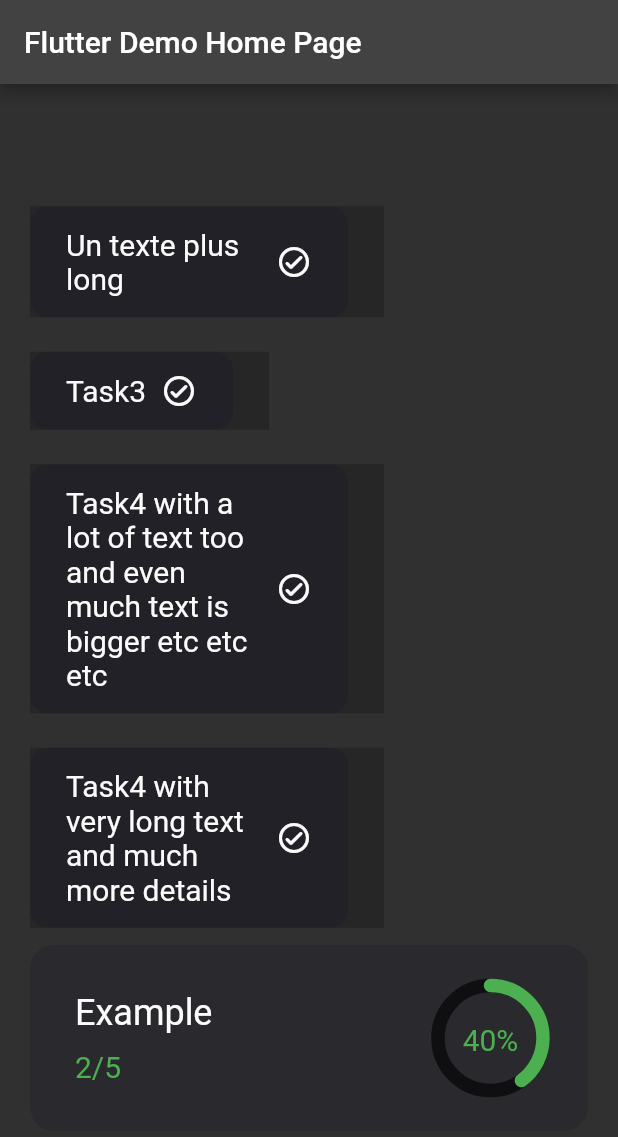
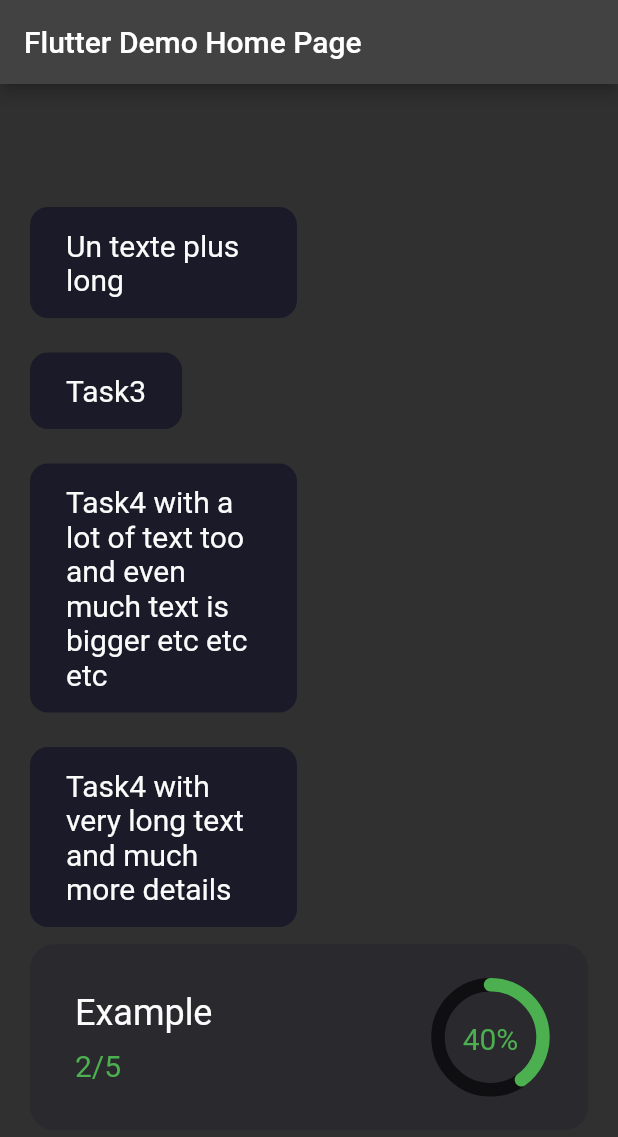
Before and after one commit to BLKKKBVSIK/subtask_ui, a Flutter app: the screen it shows after launch, on a phone screen of 412 x 824 dp. Shown: the top 1137 px of the screen. Run offline on Flutter 3.47's test engine with Material 2 defaults, Android fonts, the phone set to English and light mode, and no system bars; our stand-ins replace stacked.

Commit message:
:sparkles: Adding possibility to change theming elements.

```diff
--- a/lib/subtasks.dart
+++ b/lib/subtasks.dart
@@ -9,13 +9,20 @@ import 'package:subtask_ui/subtasks_item.dart';
 import 'package:subtask_ui/subtasks_viewmodel.dart';
 
 class SubTasks extends StatelessWidget {
-  SubTasks({Key? key, this.topTree, this.bottomTree, required this.mainElement})
-      : super(key: key);
+  SubTasks({
+    Key? key,
+    this.topTree,
+    this.bottomTree,
+    this.lineColor,
+    required this.mainElement,
+  }) : super(key: key);
 
   final List<SubTaskItem>? topTree;
   final List<SubTaskItem>? bottomTree;
   final Widget mainElement;
   final Color? subTaskItemBackgroundColor = Color(0xFF1A1A28);
+  final Color? lineColor;
+  final double lineWidth = 5;
 
   @override
   Widget build(BuildContext context) {
@@ -33,6 +40,8 @@ class SubTasks extends StatelessWidget {
               topTree: topTree,
               //bottomTree: bottomTree,
               model: model,
+              lineColor: lineColor,
+              lineWidth: lineWidth,
             ),
             child: Column(
               crossAxisAlignment: CrossAxisAlignment.start,
@@ -49,12 +58,12 @@ class SubTasks extends StatelessWidget {
   }
 }
 
-class SubtaskWrapper extends StatefulWidget {
+class SubtaskWrapper extends StatelessWidget {
   final Widget child;
   final Function onChange;
   final SubTasksViewModel model;
 
-  const SubtaskWrapper({
+  SubtaskWrapper({
     Key? key,
     required this.onChange,
     required this.model,
@@ -62,17 +71,12 @@ class SubtaskWrapper extends StatefulWidget {
   }) : super(key: key);
 
   @override
-  _SubtaskWrapperState createState() => _SubtaskWrapperState();
-}
-
-class _SubtaskWrapperState extends State<SubtaskWrapper> {
-  @override
   Widget build(BuildContext context) {
     SchedulerBinding.instance!.addPostFrameCallback(postFrameCallback);
 
     return Container(
       key: widgetKey,
-      child: widget.child,
+      child: child,
     );
   }
 
@@ -87,7 +91,7 @@ class _SubtaskWrapperState extends State<SubtaskWrapper> {
     if (oldSize == newSize) return;
 
     oldSize = newSize;
-    widget.onChange(newSize, widget.model);
+    onChange(newSize, model);
   }
 }
 
@@ -95,20 +99,24 @@ class TreePainter extends CustomPainter {
   final List<Widget>? topTree;
   final List<Widget>? bottomTree;
   final SubTasksViewModel model;
+  final Color? lineColor;
+  final double lineWidth;
 
   TreePainter({
     this.bottomTree,
     this.topTree,
+    this.lineColor,
+    required this.lineWidth,
     required this.model,
   });
 
   @override
   void paint(Canvas canvas, Size size) {
     Paint line = Paint()
-      ..color = const Color(0xFFFBFBFB) // Line Color
+      ..color = lineColor ?? const Color(0xFFFBFBFB) // Line Color
       ..strokeCap = StrokeCap.round
       ..style = PaintingStyle.stroke
-      ..strokeWidth = 5;
+      ..strokeWidth = lineWidth;
 
     double degToRad(num deg) => deg * (pi / 180.0);
 
@@ -176,8 +184,8 @@ class TreePainter extends CustomPainter {
             }
           }
 
-          path.moveTo(20, currentHeight);
-          path.lineTo(currentWidth - rectSize, currentHeight);
+          path.moveTo(model.topSizeList.elementAt(i).width - 10, currentHeight);
+          path.lineTo(currentWidth - 25, currentHeight);
 
           path.arcTo(
               Rect.fromLTWH(
--- a/lib/subtasks_item.dart
+++ b/lib/subtasks_item.dart
@@ -15,11 +15,10 @@ class SubTaskItem extends StatelessWidget {
       padding: EdgeInsets.symmetric(vertical: 11.5),
       child: Container(
         padding: const EdgeInsets.only(right: 24),
-        color: Color(0xFF0F0F12).withOpacity(.3),
         child: Container(
             padding: const EdgeInsets.symmetric(horizontal: 24, vertical: 14),
             decoration: BoxDecoration(
-                color: Color(0xFF1A1A28).withOpacity(.4),
+                color: Color(0xFF1A1A28),
                 borderRadius: BorderRadius.circular(12)),
             child: Row(
               crossAxisAlignment: CrossAxisAlignment.center,
@@ -32,14 +31,6 @@ class SubTaskItem extends StatelessWidget {
                     style: TextStyle(color: Color(0xFFFBFBFB), fontSize: 20),
                   ),
                 ),
-                SizedBox(
-                  width: 10,
-                ),
-                if (completed)
-                  Icon(
-                    Icons.check_circle_outline_rounded,
-                    color: Color(0xFFFBFBFB),
-                  )
               ],
             )),
       ),
```
